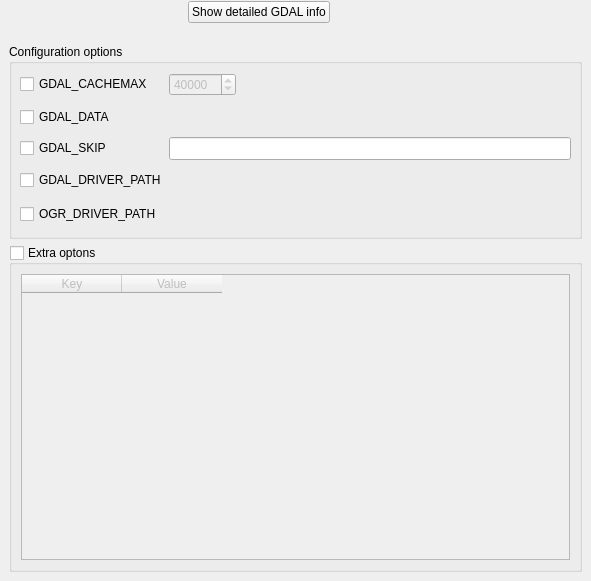
Above: gsdview/ui/gdal-page.ui from avalentino/gsdview before the change. Below: the same form after it.
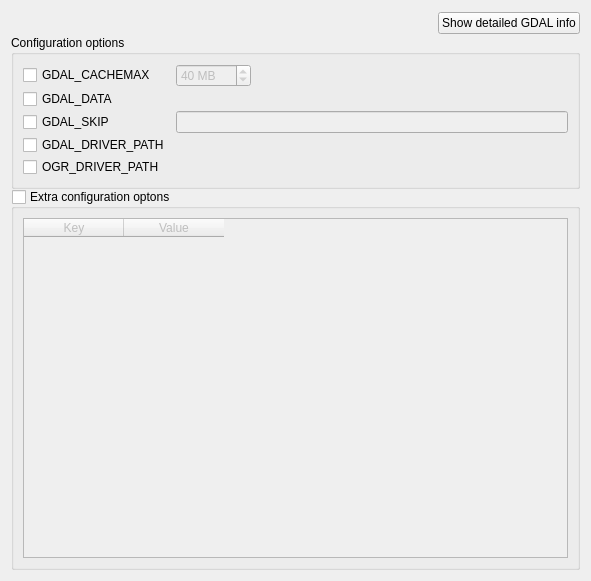
That is the form after the change. Icons and pictures are not drawn. Custom widgets are drawn as their Qt base class.

Commit message: Improved dialogs management. Improved GDAL preferences dialog.

Patch:
```diff
--- a/gsdview/ui/gdal-page.ui
+++ b/gsdview/ui/gdal-page.ui
@@ -12,121 +12,77 @@
   <property name="windowTitle" >
    <string>Form</string>
   </property>
+  <layout class="QVBoxLayout" name="verticalLayout" >
+   <property name="spacing" >
+    <number>0</number>
+   </property>
+   <item>
+    <layout class="QHBoxLayout" name="infoHorizontalLayout" >
+     <item>
+      <spacer name="infoHorizontalSpacer" >
+       <property name="orientation" >
+        <enum>Qt::Horizontal</enum>
+       </property>
+       <property name="sizeHint" stdset="0" >
+        <size>
+         <width>188</width>
+         <height>24</height>
+        </size>
+       </property>
+      </spacer>
+     </item>
+     <item>
+      <widget class="QPushButton" name="infoButton" >
+       <property name="text" >
+        <string>Show detailed GDAL info</string>
+       </property>
+       <property name="icon" >
+        <iconset resource="../../resources.qrc" >
+         <normaloff>:/images/info.svg</normaloff>:/images/info.svg</iconset>
+       </property>
+      </widget>
+     </item>
+    </layout>
+   </item>
+   <item>
   <widget class="QGroupBox" name="optionsGroupBox" >
-   <property name="geometry" >
-    <rect>
-     <x>9</x>
-     <y>44</y>
-     <width>573</width>
-     <height>195</height>
-    </rect>
-   </property>
    <property name="title" >
     <string>Configuration options</string>
    </property>
-   <widget class="QCheckBox" name="gdalDataCheckBox" >
-    <property name="geometry" >
-     <rect>
-      <x>11</x>
-      <y>62</y>
-      <width>143</width>
-      <height>22</height>
-     </rect>
-    </property>
-    <property name="text" >
-     <string>GDAL_DATA</string>
-    </property>
-   </widget>
+     <layout class="QGridLayout" name="optionsGridLayout" >
+      <property name="verticalSpacing" >
+       <number>2</number>
+      </property>
+      <item row="0" column="0" >
    <widget class="QCheckBox" name="cacheCheckBox" >
-    <property name="geometry" >
-     <rect>
-      <x>11</x>
-      <y>29</y>
-      <width>143</width>
-      <height>22</height>
-     </rect>
-    </property>
     <property name="text" >
      <string>GDAL_CACHEMAX</string>
     </property>
    </widget>
-   <widget class="QCheckBox" name="checkBox" >
-    <property name="geometry" >
-     <rect>
-      <x>11</x>
-      <y>93</y>
-      <width>143</width>
-      <height>22</height>
-     </rect>
-    </property>
-    <property name="text" >
-     <string>GDAL_SKIP</string>
-    </property>
-   </widget>
-   <widget class="QLineEdit" name="lineEdit" >
-    <property name="geometry" >
-     <rect>
-      <x>160</x>
-      <y>93</y>
-      <width>402</width>
-      <height>23</height>
-     </rect>
-    </property>
-   </widget>
-   <widget class="QCheckBox" name="checkBox_2" >
-    <property name="geometry" >
-     <rect>
-      <x>11</x>
-      <y>125</y>
-      <width>143</width>
-      <height>22</height>
-     </rect>
-    </property>
-    <property name="text" >
-     <string>GDAL_DRIVER_PATH</string>
-    </property>
-   </widget>
-   <widget class="QCheckBox" name="checkBox_3" >
-    <property name="geometry" >
-     <rect>
-      <x>11</x>
-      <y>159</y>
-      <width>143</width>
-      <height>22</height>
-     </rect>
-    </property>
-    <property name="text" >
-     <string>OGR_DRIVER_PATH</string>
-    </property>
-   </widget>
-   <widget class="QWidget" name="" >
-    <property name="geometry" >
-     <rect>
-      <x>160</x>
-      <y>28</y>
-      <width>402</width>
-      <height>25</height>
-     </rect>
-    </property>
-    <layout class="QHBoxLayout" name="horizontalLayout" >
+      </item>
+      <item row="0" column="1" >
+       <layout class="QHBoxLayout" name="cacheHorizontalLayout" >
      <item>
       <widget class="QSpinBox" name="cacheSpinBox" >
        <property name="enabled" >
         <bool>false</bool>
        </property>
+          <property name="suffix" >
+           <string> MB</string>
+          </property>
        <property name="maximum" >
-        <number>1000000</number>
+           <number>1000</number>
        </property>
        <property name="singleStep" >
         <number>10000</number>
        </property>
        <property name="value" >
-        <number>40000</number>
+           <number>40</number>
        </property>
       </widget>
      </item>
      <item>
-      <spacer name="horizontalSpacer" >
+         <spacer name="cacheHorizontalSpacer" >
        <property name="orientation" >
         <enum>Qt::Horizontal</enum>
        </property>
@@ -139,19 +95,70 @@
       </spacer>
      </item>
     </layout>
-   </widget>
-  </widget>
+      </item>
+      <item row="1" column="0" >
+       <widget class="QCheckBox" name="gdalDataCheckBox" >
+        <property name="text" >
+         <string>GDAL_DATA</string>
+        </property>
+       </widget>
+      </item>
+      <item row="1" column="1" >
+       <widget class="FileEntryWidget" native="1" name="gdalDataDirEntryWidget" >
+        <property name="enabled" >
+         <bool>false</bool>
+        </property>
+       </widget>
+      </item>
+      <item row="2" column="0" >
+       <widget class="QCheckBox" name="skipCheckBox" >
+        <property name="text" >
+         <string>GDAL_SKIP</string>
+        </property>
+       </widget>
+      </item>
+      <item row="2" column="1" >
+       <widget class="QLineEdit" name="skipLineEdit" >
+        <property name="enabled" >
+         <bool>false</bool>
+        </property>
+       </widget>
+      </item>
+      <item row="3" column="0" >
+       <widget class="QCheckBox" name="gdalDriverPathCheckBox" >
+        <property name="text" >
+         <string>GDAL_DRIVER_PATH</string>
+        </property>
+       </widget>
+      </item>
+      <item row="3" column="1" >
+       <widget class="FileEntryWidget" native="1" name="gdalDriverPathEntryWidget" >
+        <property name="enabled" >
+         <bool>false</bool>
+        </property>
+       </widget>
+      </item>
+      <item row="4" column="0" >
+       <widget class="QCheckBox" name="ogrDriverPathCheckBox" >
+        <property name="text" >
+         <string>OGR_DRIVER_PATH</string>
+        </property>
+       </widget>
+      </item>
+      <item row="4" column="1" >
+       <widget class="FileEntryWidget" native="1" name="ogrDriverPathEntryWidget" >
+        <property name="enabled" >
+         <bool>false</bool>
+        </property>
+       </widget>
+      </item>
+     </layout>
+    </widget>
+   </item>
+   <item>
   <widget class="QGroupBox" name="extraOptGroupBox" >
-   <property name="geometry" >
-    <rect>
-     <x>9</x>
-     <y>245</y>
-     <width>573</width>
-     <height>327</height>
-    </rect>
-   </property>
    <property name="title" >
-    <string>Extra optons</string>
+      <string>Extra configuration optons</string>
    </property>
    <property name="checkable" >
     <bool>true</bool>
@@ -185,34 +192,8 @@
     </item>
    </layout>
   </widget>
-  <widget class="QWidget" name="" >
-   <layout class="QHBoxLayout" name="infoHorizontalLayout" >
-    <item>
-     <spacer name="infoHorizontalSpacer" >
-      <property name="orientation" >
-       <enum>Qt::Horizontal</enum>
-      </property>
-      <property name="sizeHint" stdset="0" >
-       <size>
-        <width>188</width>
-        <height>24</height>
-       </size>
-      </property>
-     </spacer>
-    </item>
-    <item>
-     <widget class="QPushButton" name="infoButton" >
-      <property name="text" >
-       <string>Show detailed GDAL info</string>
-      </property>
-      <property name="icon" >
-       <iconset resource="../../resources.qrc" >
-        <normaloff>:/images/info.svg</normaloff>:/images/info.svg</iconset>
-      </property>
-     </widget>
-    </item>
-   </layout>
-  </widget>
+   </item>
+  </layout>
   <action name="actionAddEnvVar" >
    <property name="icon" >
     <iconset resource="../../resources.qrc" >
@@ -271,6 +252,14 @@
    </property>
   </action>
  </widget>
+ <customwidgets>
+  <customwidget>
+   <class>FileEntryWidget</class>
+   <extends>QWidget</extends>
+   <header>widgets.h</header>
+   <container>1</container>
+  </customwidget>
+ </customwidgets>
  <resources>
   <include location="../../resources.qrc" />
  </resources>
```
Left out of the diff: 77 changed lines with no effect on the pictures. Lines whose indentation alone changed are shown as unchanged. The commit also changes 4 other files.
